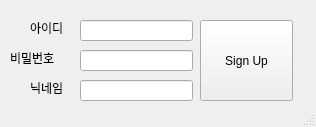
20-s-Guys/IdealChat, file ui/signup.ui: the form before one commit.
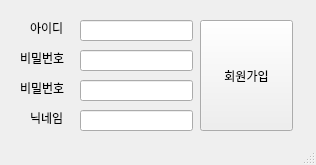
The form after the commit.

Commit message: 회원가입 id 중복 검사 기능, pw 재입력 기능 구현

The edit to the form file:
```diff
--- a/ui/signup.ui
+++ b/ui/signup.ui
@@ -7,7 +7,7 @@
     <x>0</x>
     <y>0</y>
     <width>316</width>
-    <height>127</height>
+    <height>165</height>
    </rect>
   </property>
   <property name="windowTitle">
@@ -30,7 +30,7 @@
    <widget class="QLabel" name="pw">
     <property name="geometry">
      <rect>
-      <x>10</x>
+      <x>20</x>
       <y>50</y>
       <width>64</width>
       <height>15</height>
@@ -69,18 +69,18 @@
       <x>200</x>
       <y>20</y>
       <width>93</width>
-      <height>81</height>
+      <height>111</height>
      </rect>
     </property>
     <property name="text">
-     <string>Sign Up</string>
+     <string>회원가입</string>
     </property>
    </widget>
    <widget class="QLabel" name="label">
     <property name="geometry">
      <rect>
       <x>30</x>
-      <y>80</y>
+      <y>110</y>
       <width>64</width>
       <height>15</height>
      </rect>
@@ -89,7 +89,33 @@
      <string>닉네임</string>
     </property>
    </widget>
-   <widget class="QLineEdit" name="nickname">
+   <widget class="QLineEdit" name="enternickname">
+    <property name="geometry">
+     <rect>
+      <x>80</x>
+      <y>110</y>
+      <width>113</width>
+      <height>21</height>
+     </rect>
+    </property>
+    <property name="echoMode">
+     <enum>QLineEdit::Normal</enum>
+    </property>
+   </widget>
+   <widget class="QLabel" name="pw_2">
+    <property name="geometry">
+     <rect>
+      <x>20</x>
+      <y>80</y>
+      <width>64</width>
+      <height>15</height>
+     </rect>
+    </property>
+    <property name="text">
+     <string>비밀번호</string>
+    </property>
+   </widget>
+   <widget class="QLineEdit" name="enterpw2">
     <property name="geometry">
      <rect>
       <x>80</x>
```
Left out of the diff: 6 changed lines with no effect on the pictures. The commit also changes 7 other files.
